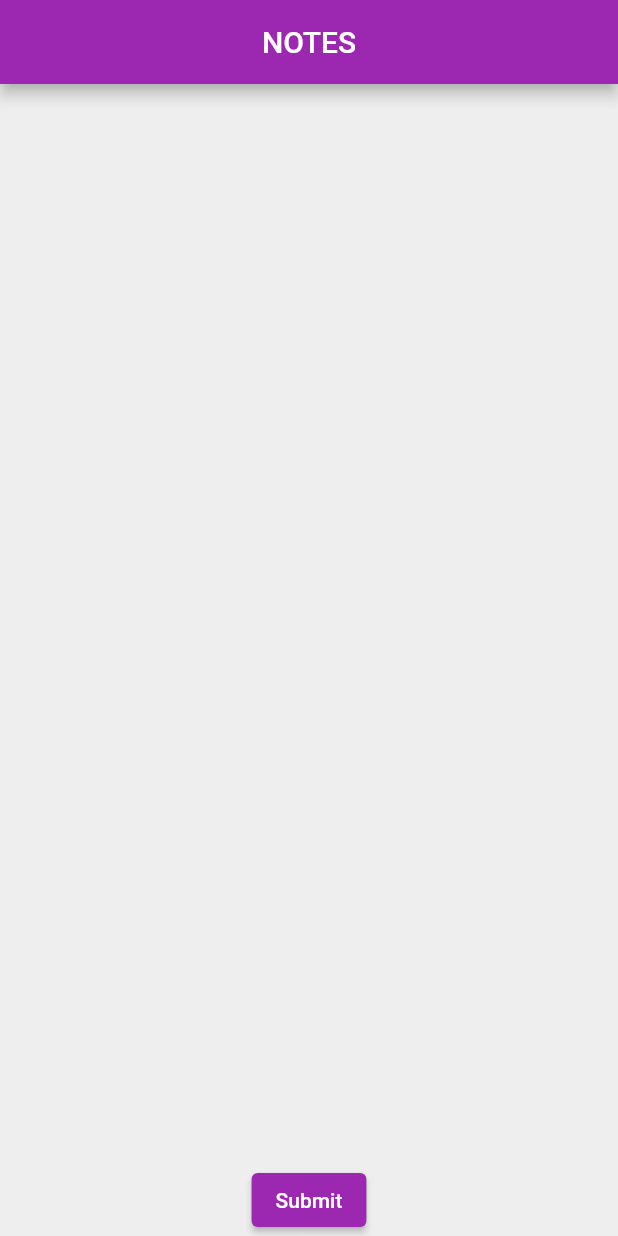
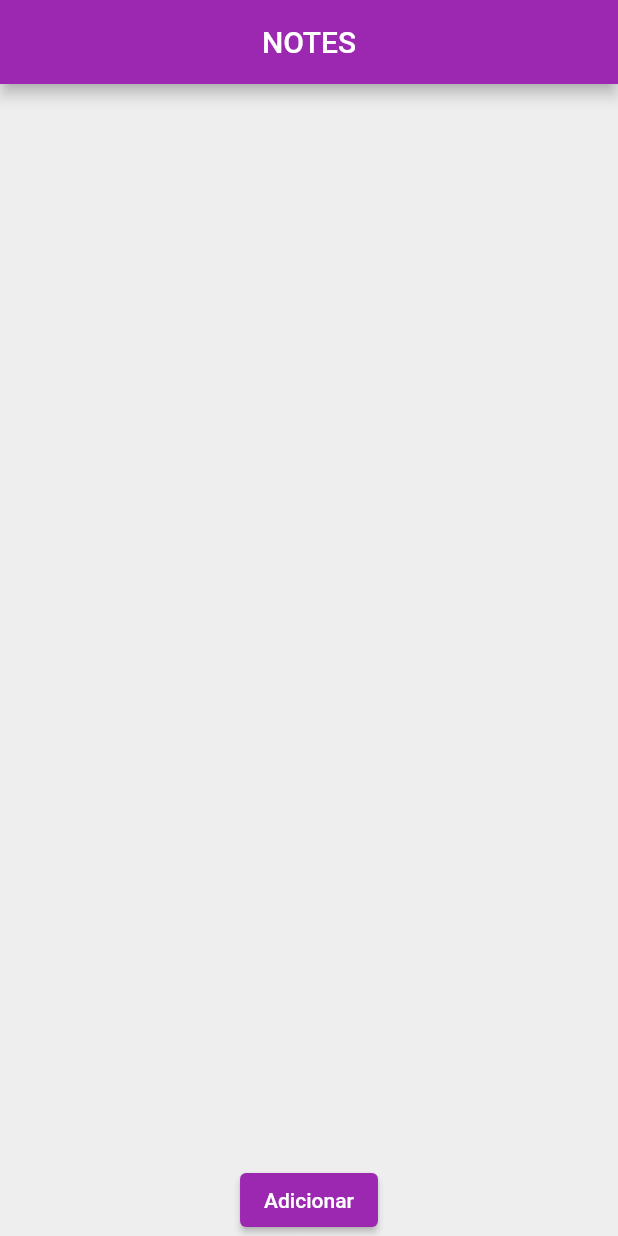
Before and after one commit to well-prado/notes, a Flutter app: the screen it shows after launch, on a phone screen of 412 x 824 dp. Run offline on Flutter 3.47's test engine with Material 2 defaults, Android fonts, the phone set to English and light mode, and no system bars.

```diff
--- a/lib/home/home_page.dart
+++ b/lib/home/home_page.dart
@@ -62,7 +62,7 @@ class _HomePageState extends State<HomePage> {
                   },
                 );
               },
-              child: Text("Submit"),
+              child: Text("Adicionar"),
             )
           ],
         ),
```
Also changed, not shown: 1 other file.
